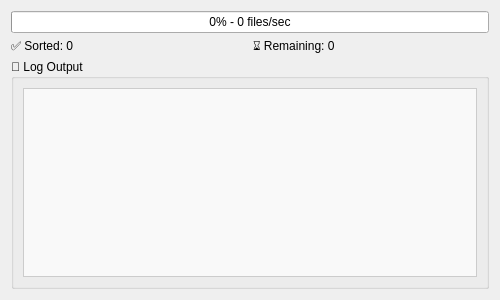
Qt form PhotoOrganizer_v3/progressWindow.ui (ArthurHuyghe/PhotoOrganizer) before a commit.
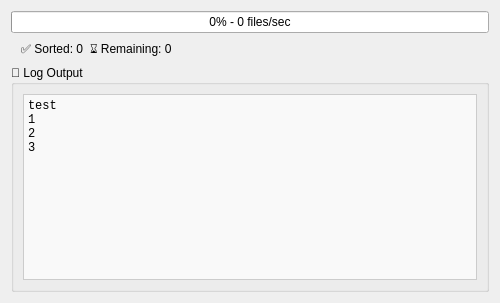
The same form after that commit.

Commit message:
Introduces a worker thread for photo organization to keep the UI responsive.
Updates the progress window design for improved usability, including better labels, alignment, and log output handling.

Validates source and destination folders before starting.

Enables more informative feedback and error handling during sorting.

The edit to the form file:
```diff
--- a/PhotoOrganizer_v3/progressWindow.ui
+++ b/PhotoOrganizer_v3/progressWindow.ui
@@ -7,9 +7,15 @@
     <x>0</x>
     <y>0</y>
     <width>500</width>
-    <height>300</height>
+    <height>303</height>
    </rect>
   </property>
+  <property name="minimumSize">
+   <size>
+    <width>500</width>
+    <height>300</height>
+   </size>
+  </property>
   <property name="windowTitle">
    <string>Sorting Progress</string>
   </property>
@@ -43,7 +49,7 @@
      <item>
       <widget class="QLabel" name="labelSorted">
        <property name="text">
-        <string>✅ Sorted: 0</string>
+        <string>   ✅ Sorted: 0</string>
        </property>
       </widget>
      </item>
@@ -52,8 +58,24 @@
        <property name="text">
         <string>⌛ Remaining: 0</string>
        </property>
+       <property name="alignment">
+        <set>Qt::AlignmentFlag::AlignLeading|Qt::AlignmentFlag::AlignLeft|Qt::AlignmentFlag::AlignVCenter</set>
+       </property>
       </widget>
      </item>
+     <item>
+      <spacer name="horizontalSpacer">
+       <property name="orientation">
+        <enum>Qt::Orientation::Horizontal</enum>
+       </property>
+       <property name="sizeHint" stdset="0">
+        <size>
+         <width>40</width>
+         <height>20</height>
+        </size>
+       </property>
+      </spacer>
+     </item>
     </layout>
    </item>
 
@@ -78,6 +100,25 @@
           }
          </string>
         </property>
+        <property name="readOnly">
+         <bool>true</bool>
+        </property>
+        <property name="plainText">
+         <string>test
+1
+2
+3
+</string>
+        </property>
+        <property name="overwriteMode">
+         <bool>false</bool>
+        </property>
+        <property name="backgroundVisible">
+         <bool>false</bool>
+        </property>
+        <property name="placeholderText">
+         <string/>
+        </property>
        </widget>
       </item>
      </layout>
```
Left out of the diff: 23 changed lines with no effect on the pictures. The commit also changes 2 other files.
